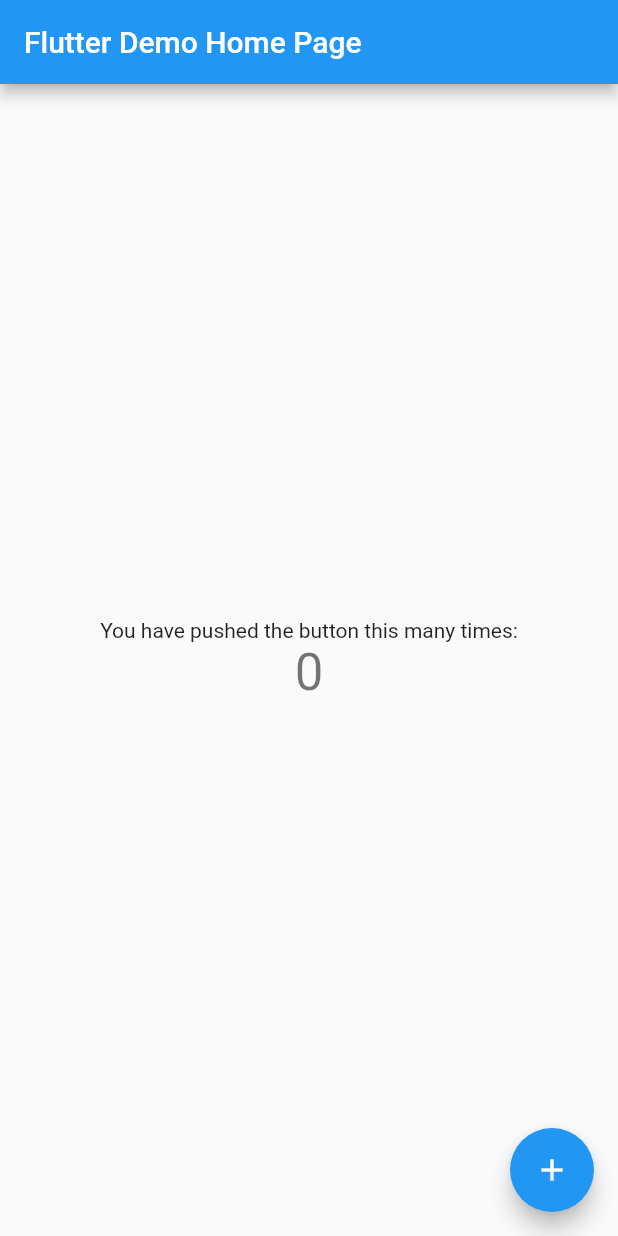
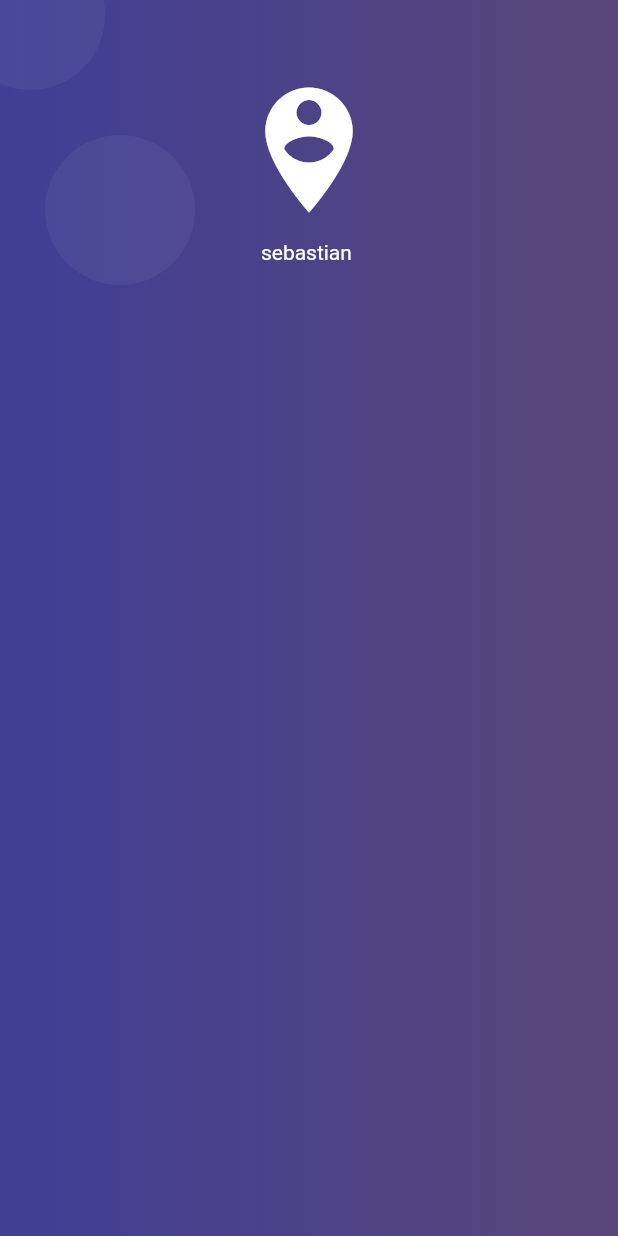
Before and after one commit to JUSELERO/homehealth, a Flutter app: the screen it shows after launch, on a phone screen of 412 x 824 dp. Run offline on Flutter 3.47's test engine with Material 2 defaults, Android fonts, the light colour scheme and no system bars.

Commit message:
primer login de la app

```diff
--- a/lib/main.dart
+++ b/lib/main.dart
@@ -1,113 +1,20 @@
 import 'package:flutter/material.dart';
+import 'package:homehealth/src/pages/home_page.dart';
+import 'package:homehealth/src/pages/login_page.dart';
 
-void main() {
-  runApp(MyApp());
-}
+void main() => runApp(MyApp());
 
 class MyApp extends StatelessWidget {
-  // This widget is the root of your application.
   @override
   Widget build(BuildContext context) {
     return MaterialApp(
-      title: 'Flutter Demo',
-      theme: ThemeData(
-        // This is the theme of your application.
-        //
-        // Try running your application with "flutter run". You'll see the
-        // application has a blue toolbar. Then, without quitting the app, try
-        // changing the primarySwatch below to Colors.green and then invoke
-        // "hot reload" (press "r" in the console where you ran "flutter run",
-        // or simply save your changes to "hot reload" in a Flutter IDE).
-        // Notice that the counter didn't reset back to zero; the application
-        // is not restarted.
-        primarySwatch: Colors.blue,
-      ),
-      home: MyHomePage(title: 'Flutter Demo Home Page'),
+      debugShowCheckedModeBanner: false,
+      title: 'Material App',
+      initialRoute: 'login',
+      routes: {
+        'login': (BuildContext context) => LoginPage(),
+        'home': (BuildContext context) => HomePage(),
+      },
     );
   }
 }
-
-class MyHomePage extends StatefulWidget {
-  MyHomePage({Key? key, required this.title}) : super(key: key);
-
-  // This widget is the home page of your application. It is stateful, meaning
-  // that it has a State object (defined below) that contains fields that affect
-  // how it looks.
-
-  // This class is the configuration for the state. It holds the values (in this
-  // case the title) provided by the parent (in this case the App widget) and
-  // used by the build method of the State. Fields in a Widget subclass are
-  // always marked "final".
-
-  final String title;
-
-  @override
-  _MyHomePageState createState() => _MyHomePageState();
-}
-
-class _MyHomePageState extends State<MyHomePage> {
-  int _counter = 0;
-
-  void _incrementCounter() {
-    setState(() {
-      // This call to setState tells the Flutter framework that something has
-      // changed in this State, which causes it to rerun the build method below
-      // so that the display can reflect the updated values. If we changed
-      // _counter without calling setState(), then the build method would not be
-      // called again, and so nothing would appear to happen.
-      _counter++;
-    });
-  }
-
-  @override
-  Widget build(BuildContext context) {
-    // This method is rerun every time setState is called, for instance as done
-    // by the _incrementCounter method above.
-    //
-    // The Flutter framework has been optimized to make rerunning build methods
-    // fast, so that you can just rebuild anything that needs updating rather
-    // than having to individually change instances of widgets.
-    return Scaffold(
-      appBar: AppBar(
-        // Here we take the value from the MyHomePage object that was created by
-        // the App.build method, and use it to set our appbar title.
-        title: Text(widget.title),
-      ),
-      body: Center(
-        // Center is a layout widget. It takes a single child and positions it
-        // in the middle of the parent.
-        child: Column(
-          // Column is also a layout widget. It takes a list of children and
-          // arranges them vertically. By default, it sizes itself to fit its
-          // children horizontally, and tries to be as tall as its parent.
-          //
-          // Invoke "debug painting" (press "p" in the console, choose the
-          // "Toggle Debug Paint" action from the Flutter Inspector in Android
-          // Studio, or the "Toggle Debug Paint" command in Visual Studio Code)
-          // to see the wireframe for each widget.
-          //
-          // Column has various properties to control how it sizes itself and
-          // how it positions its children. Here we use mainAxisAlignment to
-          // center the children vertically; the main axis here is the vertical
-          // axis because Columns are vertical (the cross axis would be
-          // horizontal).
-          mainAxisAlignment: MainAxisAlignment.center,
-          children: <Widget>[
-            Text(
-              'You have pushed the button this many times:',
-            ),
-            Text(
-              '$_counter',
-              style: Theme.of(context).textTheme.headline4,
-            ),
-          ],
-        ),
-      ),
-      floatingActionButton: FloatingActionButton(
-        onPressed: _incrementCounter,
-        tooltip: 'Increment',
-        child: Icon(Icons.add),
-      ), // This trailing comma makes auto-formatting nicer for build methods.
-    );
-  }
-}
--- /dev/null
+++ b/lib/src/pages/home_page.dart
@@ -0,0 +1,12 @@
+import 'package:flutter/material.dart';
+
+class HomePage extends StatelessWidget {
+  @override
+  Widget build(BuildContext context) {
+    return Scaffold(
+      appBar: AppBar(
+        title: Text('Home page'),
+      ),
+    );
+  }
+}
--- /dev/null
+++ b/lib/src/pages/login_page.dart
@@ -0,0 +1,70 @@
+import 'package:flutter/material.dart';
+
+class LoginPage extends StatelessWidget {
+  @override
+  Widget build(BuildContext context) {
+    return Scaffold(
+      body: Stack(
+        children: <Widget>[
+          _crearFondo(context),
+        ],
+      ),
+    );
+  }
+}
+
+Widget _crearFondo(BuildContext context) {
+  final size = MediaQuery.of(context).size;
+
+  final fondoMorado = Container(
+    height: size.height * 1,
+    width: double.infinity,
+    decoration: BoxDecoration(
+        gradient: LinearGradient(colors: <Color>[
+      Color.fromRGBO(63, 63, 150, 1.0),
+      Color.fromRGBO(90, 70, 120, 1.0)
+    ])),
+  );
+
+  final circulo = Container(
+    width: 100.0,
+    height: 100.0,
+    decoration: BoxDecoration(
+        borderRadius: BorderRadius.circular(100.0),
+        color: Color.fromRGBO(255, 255, 255, 0.05)),
+  );
+
+  return Stack(
+    children: <Widget>[
+      fondoMorado,
+      Positioned(
+        top: 90.0,
+        left: 30.0,
+        child: circulo,
+      ),
+      Positioned(
+        top: -40.0,
+        left: -30.0,
+        child: circulo,
+      ),
+      Positioned(
+        top: -50.0,
+        left: -100.0,
+        child: circulo,
+      ),
+      Container(
+        padding: EdgeInsets.only(top: 50.0),
+        child: Column(
+          children: <Widget>[
+            Icon(Icons.person_pin_circle, color: Colors.white, size: 100.0),
+            SizedBox(
+              height: 10.0,
+              width: double.infinity,
+            ),
+            Text('sebastian ', style: TextStyle(color: Colors.white)),
+          ],
+        ),
+      )
+    ],
+  );
+}
```
